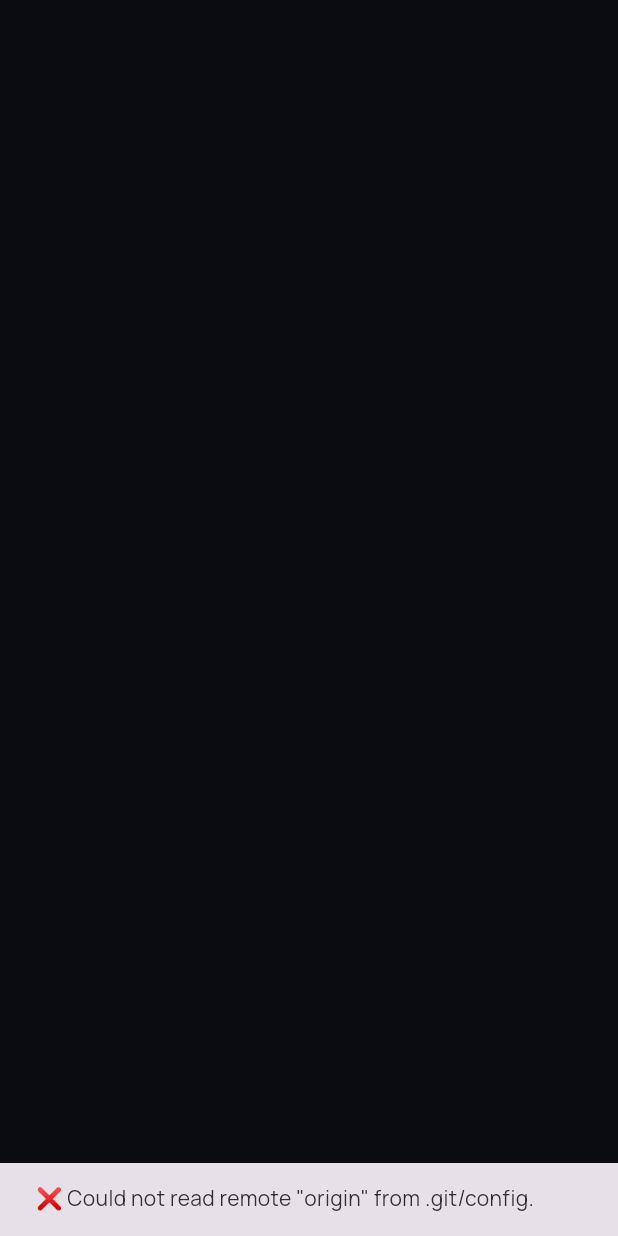
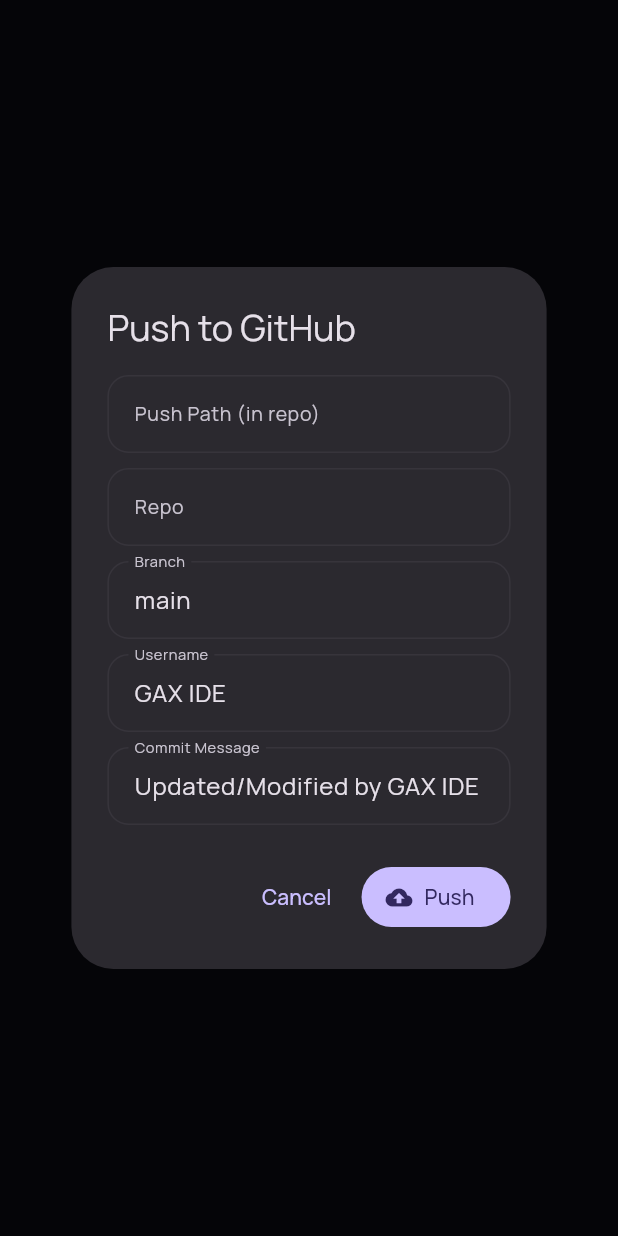
Before and after one commit to GamerArnabXYZ/gaxide, a Flutter app: what showRepoPushDialog() shows on an empty page, opened directly with empty values, on a phone screen of 412 x 824 dp. Run offline on Flutter 3.47's test engine with Material 3 defaults, Android fonts, the phone set to English and light mode, and no system bars; our stand-ins replace flutter_highlight, google_fonts, permission_handler, shared_preferences; missing offline and left inert: code_text_field, highlight; accounts and stored records are empty; network calls fail.

Commit message:
Push Feature Updated

```diff
--- a/lib/services/github_service.dart
+++ b/lib/services/github_service.dart
@@ -19,6 +19,7 @@
     required String branch,
     required List<MapEntry<String, List<int>>> files,
     required String commitMessage,
+    String authorName = 'GAX IDE',
   }) async {
     final headers = {
       'Authorization': 'token $token',
@@ -80,6 +81,8 @@
           'message': commitMessage,
           'tree': newTreeSha,
           'parents': [latestCommitSha],
+          'author': {'name': authorName, 'email': _placeholderEmail(authorName)},
+          'committer': {'name': authorName, 'email': _placeholderEmail(authorName)},
         }),
       );
       if (commitCreateRes.statusCode != 201) {
@@ -101,4 +104,31 @@
       return GithubPushResult(false, '❌ Network Exception: $e');
     }
   }
+
+  /// Best-effort commit-author email so the "author" object is valid even
+  /// though only a display name is collected from the user.
+  String _placeholderEmail(String name) {
+    final slug = name.trim().isEmpty
+        ? 'gax-ide'
+        : name.trim().toLowerCase().replaceAll(RegExp(r'[^a-z0-9]+'), '-');
+    return '$slug@users.noreply.github.com';
+  }
+
+  /// Auto-fetches the PAT's own GitHub login, used to pre-fill the push
+  /// dialog's "Username" field whenever possible.
+  Future<String?> fetchAuthenticatedUsername(String token) async {
+    try {
+      final res = await http.get(
+        Uri.parse('https://api.github.com/user'),
+        headers: {'Authorization': 'token $token', 'Accept': 'application/vnd.github.v3+json'},
+      );
+      if (res.statusCode == 200) {
+        final data = jsonDecode(res.body) as Map<String, dynamic>;
+        return data['login'] as String?;
+      }
+      return null;
+    } catch (_) {
+      return null;
+    }
+  }
 }
--- a/lib/widgets/code_editor.dart
+++ b/lib/widgets/code_editor.dart
@@ -65,6 +65,7 @@
                 data: CodeThemeData(styles: atomOneDarkTheme),
                 child: CodeField(
                   controller: controller,
+                  expands: true,
                   textStyle: GoogleFonts.firaCode(fontSize: 14, height: 1.5),
                   background: Colors.transparent,
                   lineNumberStyle: LineNumberStyle(
--- a/lib/widgets/repo_push_dialog.dart
+++ b/lib/widgets/repo_push_dialog.dart
@@ -4,9 +4,11 @@
 import '../services/github_service.dart';
 import '../services/prefs_service.dart';
 
-/// Push dialog for a whole git-repo folder — owner/repo auto-detected from
-/// `.git/config`, branch from `.git/HEAD`. One tap = one atomic commit of
-/// every trackable file in that project.
+/// Push dialog for ANY folder — not just detected git repos. Whatever can
+/// be auto-detected is auto-filled (repo/branch from .git if present, push
+/// path from the folder's position inside that repo, username from the
+/// token's own GitHub account); everything stays editable so it also works
+/// for plain folders with no .git at all.
 Future<void> showRepoPushDialog(BuildContext context, {required String folderPath}) async {
   final prefsService = PrefsService();
   final gitService = GitService();
@@ -23,20 +25,34 @@
     return;
   }
 
-  final repoInfo = await gitService.readRepoInfo(folderPath);
+  // ---- Auto-fetch whatever is possible ----
+  final gitRoot = await gitService.findNearestGitRoot(folderPath, stopAtPath: FileService.rootStoragePath);
+  String autoRepo = '';
+  String autoBranch = 'main';
+  String autoPushPath = '';
+  if (gitRoot != null) {
+    final repoInfo = await gitService.readRepoInfo(gitRoot);
+    if (repoInfo != null) {
+      autoRepo = repoInfo.fullName;
+      autoBranch = repoInfo.branch;
+    }
+    if (folderPath != gitRoot && folderPath.startsWith('$gitRoot/')) {
+      autoPushPath = folderPath.substring(gitRoot.length + 1);
+    }
+  }
+  final autoUsername = await githubService.fetchAuthenticatedUsername(config.token);
+
   if (!context.mounted) return;
 
-  if (repoInfo == null) {
-    ScaffoldMessenger.of(context).showSnackBar(
-      const SnackBar(content: Text('❌ Could not read remote "origin" from .git/config.')),
-    );
-    return;
-  }
+  final pathController = TextEditingController(text: autoPushPath);
+  final repoController = TextEditingController(text: autoRepo);
+  final branchController = TextEditingController(text: autoBranch);
+  final usernameController = TextEditingController(text: autoUsername ?? 'GAX IDE');
+  final commitController = TextEditingController(text: 'Updated/Modified by GAX IDE');
 
-  final branchController = TextEditingController(text: repoInfo.branch);
-  final commitController = TextEditingController();
   bool isPushing = false;
   String progressText = '';
+  String? errorText;
 
   await showDialog(
     context: context,
@@ -44,36 +60,53 @@
     builder: (ctx) => StatefulBuilder(
       builder: (ctx, setDialogState) => AlertDialog(
         title: const Text('Push to GitHub'),
-        content: Column(
+        content: SingleChildScrollView(
+          child: Column(
             mainAxisSize: MainAxisSize.min,
             crossAxisAlignment: CrossAxisAlignment.start,
             children: [
-            Row(
-              children: [
-                const Icon(Icons.hub_rounded, size: 18),
-                const SizedBox(width: 8),
-                Expanded(
-                  child: Text(repoInfo.fullName, style: const TextStyle(fontWeight: FontWeight.bold)),
+              TextField(
+                controller: pathController,
+                enabled: !isPushing,
+                decoration: const InputDecoration(
+                  labelText: 'Push Path (in repo)',
+                  hintText: 'blank = repo root',
                 ),
-              ],
               ),
-            const SizedBox(height: 14),
+              const SizedBox(height: 10),
+              TextField(
+                controller: repoController,
+                enabled: !isPushing,
+                decoration: const InputDecoration(labelText: 'Repo', hintText: 'username/repo-name'),
+              ),
+              const SizedBox(height: 10),
               TextField(
                 controller: branchController,
                 enabled: !isPushing,
-              decoration: const InputDecoration(labelText: 'Branch'),
+                decoration: const InputDecoration(labelText: 'Branch', hintText: 'main'),
+              ),
+              const SizedBox(height: 10),
+              TextField(
+                controller: usernameController,
+                enabled: !isPushing,
+                decoration: const InputDecoration(labelText: 'Username', hintText: 'GAX IDE'),
               ),
               const SizedBox(height: 10),
               TextField(
                 controller: commitController,
                 enabled: !isPushing,
-              decoration: const InputDecoration(labelText: 'Commit Message (optional)'),
+                decoration: const InputDecoration(labelText: 'Commit Message'),
               ),
+              if (errorText != null) ...[
+                const SizedBox(height: 10),
+                Text(errorText!, style: const TextStyle(color: Colors.redAccent, fontSize: 12)),
+              ],
               if (isPushing) ...[
                 const SizedBox(height: 14),
                 Text(progressText, style: const TextStyle(fontSize: 12)),
               ],
             ],
+          ),
         ),
         actions: [
           TextButton(
@@ -88,22 +121,40 @@
             onPressed: isPushing
                 ? null
                 : () async {
+                    final repoParts = repoController.text.trim().split('/');
+                    if (repoParts.length != 2 || repoParts[0].isEmpty || repoParts[1].isEmpty) {
+                      setDialogState(() => errorText = 'Repo must look like username/repo-name');
+                      return;
+                    }
+                    if (branchController.text.trim().isEmpty) {
+                      setDialogState(() => errorText = 'Branch is required');
+                      return;
+                    }
+
                     setDialogState(() {
+                      errorText = null;
                       isPushing = true;
                       progressText = 'Collecting files...';
                     });
 
                     final files = await fileService.collectFilesForPush(folderPath);
-                    setDialogState(() => progressText = 'Uploading ${files.length} files...');
+                    final pushPrefix = pathController.text.trim();
+                    final prefixedFiles = files
+                        .map((e) => MapEntry(pushPrefix.isEmpty ? e.key : '$pushPrefix/${e.key}', e.value))
+                        .toList();
+
+                    setDialogState(() => progressText = 'Uploading ${prefixedFiles.length} files...');
 
                     final result = await githubService.pushFolder(
                       token: config.token,
-                      owner: repoInfo.owner,
-                      repo: repoInfo.repo,
+                      owner: repoParts[0],
+                      repo: repoParts[1],
                       branch: branchController.text.trim(),
-                      files: files,
-                      commitMessage:
-                          commitController.text.trim().isEmpty ? 'Update via GAX IDE' : commitController.text.trim(),
+                      files: prefixedFiles,
+                      commitMessage: commitController.text.trim().isEmpty
+                          ? 'Updated/Modified by GAX IDE'
+                          : commitController.text.trim(),
+                      authorName: usernameController.text.trim().isEmpty ? 'GAX IDE' : usernameController.text.trim(),
                     );
 
                     if (ctx.mounted) Navigator.pop(ctx);
```
Also changed, not shown: lib/models/editor_language.dart (+166 -1 lines), lib/screens/editor_screen.dart (+3 -28 lines), lib/widgets/file_browser_view.dart (+11 -2 lines). Lines whose indentation alone changed are shown as unchanged.
